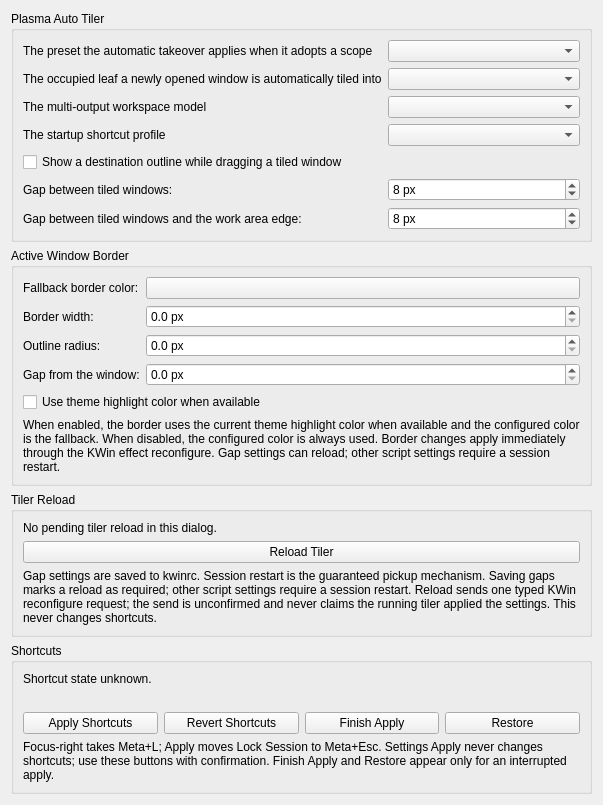
Qt form kwin/native-effect/activeborderconfig.ui (beefsack/plasma-auto-tiler) before a commit.
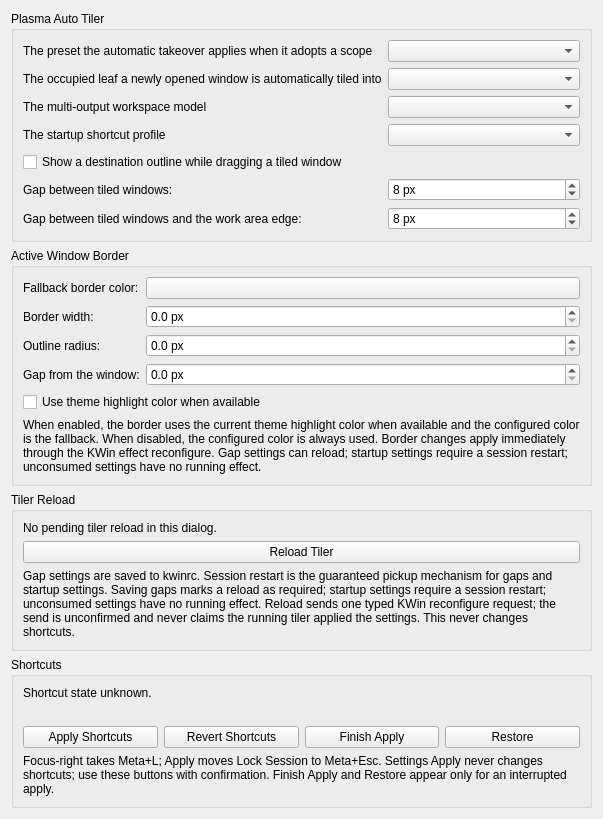
The same form after that commit. Custom widgets are drawn as their Qt base class.

Commit message: fix(kcm): truthful restart scope for startup-consumed settings only

```diff
--- a/kwin/native-effect/activeborderconfig.ui
+++ b/kwin/native-effect/activeborderconfig.ui
@@ -221,7 +221,7 @@
        <item row="5" column="0" colspan="2">
         <widget class="QLabel" name="borderDescription">
          <property name="text">
-              <string>When enabled, the border uses the current theme highlight color when available and the configured color is the fallback. When disabled, the configured color is always used. Border changes apply immediately through the KWin effect reconfigure. Gap settings can reload; other script settings require a session restart.</string>
+              <string>When enabled, the border uses the current theme highlight color when available and the configured color is the fallback. When disabled, the configured color is always used. Border changes apply immediately through the KWin effect reconfigure. Gap settings can reload; startup settings require a session restart; unconsumed settings have no running effect.</string>
         </property>
         <property name="wordWrap">
          <bool>true</bool>
@@ -257,7 +257,7 @@
        <item>
         <widget class="QLabel" name="tilerReloadDescription">
          <property name="text">
-           <string>Gap settings are saved to kwinrc. Session restart is the guaranteed pickup mechanism. Saving gaps marks a reload as required; other script settings require a session restart. Reload sends one typed KWin reconfigure request; the send is unconfirmed and never claims the running tiler applied the settings. This never changes shortcuts.</string>
+            <string>Gap settings are saved to kwinrc. Session restart is the guaranteed pickup mechanism for gaps and startup settings. Saving gaps marks a reload as required; startup settings require a session restart; unconsumed settings have no running effect. Reload sends one typed KWin reconfigure request; the send is unconfirmed and never claims the running tiler applied the settings. This never changes shortcuts.</string>
          </property>
          <property name="wordWrap">
           <bool>true</bool>
```
The commit also changes 7 other files.
